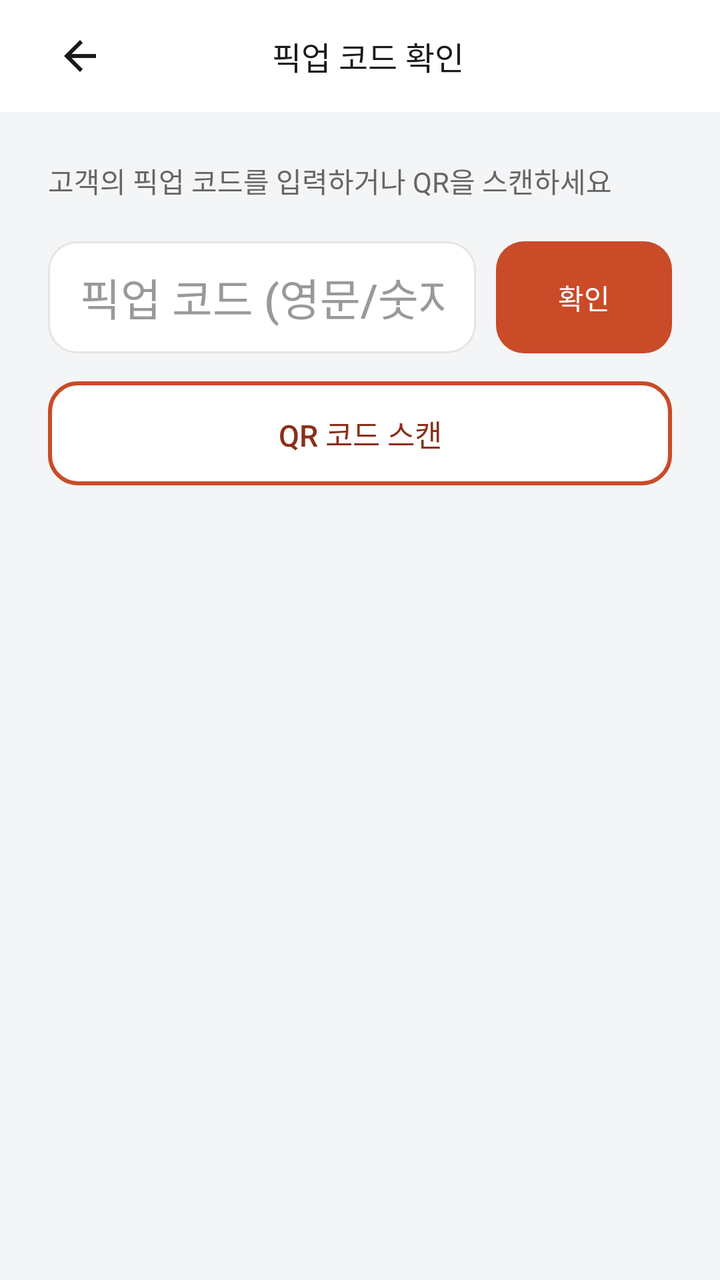
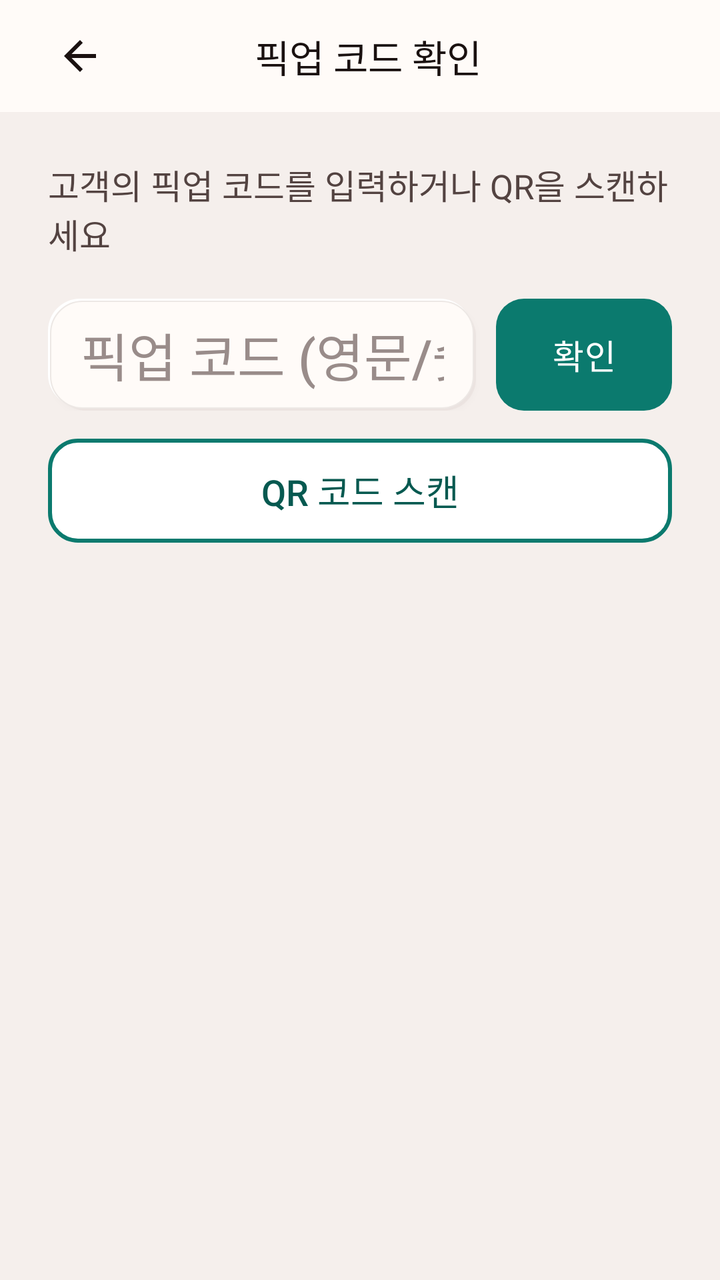

The first picture is an Android layout as it rendered before a commit; the second is the same layout after the commit. The layout source and the unified diff follow.
<!-- AndroidManifest.xml: application theme Theme.Deuktemsiru_seller -->
<!-- res/layout/activity_pickup_verify.xml -->
<?xml version="1.0" encoding="utf-8"?>
<ScrollView
    xmlns:android="http://schemas.android.com/apk/res/android"
    xmlns:app="http://schemas.android.com/apk/res-auto"
    android:layout_width="match_parent"
    android:layout_height="match_parent"
    android:background="@color/surface"
    android:fillViewport="true">

    <LinearLayout
        android:layout_width="match_parent"
        android:layout_height="wrap_content"
        android:orientation="vertical">

        
        <LinearLayout
            android:layout_width="match_parent"
            android:layout_height="56dp"
            android:orientation="horizontal"
            android:gravity="center_vertical"
            android:paddingHorizontal="16dp"
            android:background="@color/white">

            <ImageButton
                android:id="@+id/btn_back"
                android:layout_width="48dp"
                android:layout_height="48dp"
                android:src="@drawable/abc_ic_ab_back_material"
                app:tint="@color/text"
                android:background="?attr/selectableItemBackgroundBorderless"
                android:padding="12dp"
                android:scaleType="fitCenter"
                android:contentDescription="뒤로가기" />

            <TextView
                android:layout_width="0dp"
                android:layout_height="wrap_content"
                android:layout_weight="1"
                android:gravity="center"
                android:text="픽업 코드 확인"
                android:textSize="16sp"
                android:textColor="@color/text"
                android:fontFamily="sans-serif-medium" />

            <View
                android:layout_width="40dp"
                android:layout_height="40dp" />

        </LinearLayout>

        
        <LinearLayout
            android:layout_width="match_parent"
            android:layout_height="wrap_content"
            android:orientation="vertical"
            android:padding="24dp">

            <TextView
                android:layout_width="wrap_content"
                android:layout_height="wrap_content"
                android:text="고객의 픽업 코드를 입력하거나 QR을 스캔하세요"
                android:textSize="14sp"
                android:textColor="@color/text_sub"
                android:layout_marginBottom="20dp" />

            
            <LinearLayout
                android:layout_width="match_parent"
                android:layout_height="wrap_content"
                android:orientation="horizontal"
                android:gravity="center_vertical">

                <EditText
                    android:id="@+id/et_pickup_code"
                    android:layout_width="0dp"
                    android:layout_height="56dp"
                    android:layout_weight="1"
                    android:background="@drawable/bg_card_white"
                    android:hint="픽업 코드 (영문/숫자 6자리)"
                    android:digits="0123456789ABCDEFGHIJKLMNOPQRSTUVWXYZabcdefghijklmnopqrstuvwxyz"
                    android:inputType="textCapCharacters|textVisiblePassword"
                    android:maxLength="6"
                    android:paddingHorizontal="16dp"
                    android:singleLine="true"
                    android:textColor="@color/text"
                    android:textColorHint="@color/text_muted"
                    android:textSize="22sp"
                    android:fontFamily="sans-serif-medium"
                    android:gravity="center" />

                <Button
                    android:id="@+id/btn_verify"
                    android:layout_width="wrap_content"
                    android:layout_height="56dp"
                    android:layout_marginStart="10dp"
                    android:background="@drawable/bg_button_primary"
                    android:backgroundTint="@null"
                    android:insetTop="0dp"
                    android:insetBottom="0dp"
                    android:stateListAnimator="@null"
                    android:text="확인"
                    android:textColor="#FFFFFF"
                    android:textSize="14sp" />

            </LinearLayout>

            <TextView
                android:id="@+id/btn_scan_qr"
                android:layout_width="match_parent"
                android:layout_height="52dp"
                android:layout_marginTop="14dp"
                android:background="@drawable/bg_button_outline_orange"
                android:clickable="true"
                android:focusable="true"
                android:foreground="?attr/selectableItemBackground"
                android:gravity="center"
                android:text="QR 코드 스캔"
                android:textColor="@color/primary_dark"
                android:textSize="15sp"
                android:fontFamily="sans-serif-medium" />

            
            <TextView
                android:id="@+id/tv_verify_status"
                android:layout_width="match_parent"
                android:layout_height="wrap_content"
                android:layout_marginTop="16dp"
                android:textSize="15sp"
                android:fontFamily="sans-serif-medium"
                android:gravity="center"
                android:visibility="gone" />

            
            <LinearLayout
                android:id="@+id/card_result"
                android:layout_width="match_parent"
                android:layout_height="wrap_content"
                android:orientation="vertical"
                android:background="@drawable/bg_card_white"
                android:padding="16dp"
                android:layout_marginTop="16dp"
                android:visibility="gone">

                <TextView
                    android:id="@+id/tv_result_title"
                    android:layout_width="wrap_content"
                    android:layout_height="wrap_content"
                    android:text="주문 확인됨"
                    android:textSize="15sp"
                    android:textColor="@color/text"
                    android:fontFamily="sans-serif-medium"
                    android:layout_marginBottom="6dp" />

                <TextView
                    android:id="@+id/tv_result_customer_name"
                    android:layout_width="wrap_content"
                    android:layout_height="wrap_content"
                    android:textSize="13sp"
                    android:textColor="@color/text_sub"
                    android:layout_marginBottom="6dp" />

                <TextView
                    android:id="@+id/tv_result_order_number"
                    android:layout_width="wrap_content"
                    android:layout_height="wrap_content"
                    android:textSize="13sp"
                    android:textColor="@color/text_sub" />

                <TextView
                    android:id="@+id/tv_result_items"
                    android:layout_width="wrap_content"
                    android:layout_height="wrap_content"
                    android:layout_marginTop="4dp"
                    android:textSize="13sp"
                    android:textColor="@color/text_sub" />

                <TextView
                    android:id="@+id/tv_result_amount"
                    android:layout_width="wrap_content"
                    android:layout_height="wrap_content"
                    android:layout_marginTop="4dp"
                    android:textSize="14sp"
                    android:textColor="@color/text"
                    android:fontFamily="sans-serif-medium" />

                <Button
                    android:id="@+id/btn_complete"
                    android:layout_width="match_parent"
                    android:layout_height="48dp"
                    android:layout_marginTop="14dp"
                    android:background="@drawable/bg_button_primary"
                    android:backgroundTint="@null"
                    android:insetTop="0dp"
                    android:insetBottom="0dp"
                    android:stateListAnimator="@null"
                    android:text="픽업 완료 처리"
                    android:textColor="#FFFFFF"
                    android:textSize="14sp"
                    android:fontFamily="sans-serif-medium" />

            </LinearLayout>

            
            <LinearLayout
                android:id="@+id/card_completed"
                android:layout_width="match_parent"
                android:layout_height="wrap_content"
                android:orientation="vertical"
                android:background="@drawable/bg_card_white"
                android:padding="16dp"
                android:layout_marginTop="16dp"
                android:visibility="gone">

                <TextView
                    android:layout_width="wrap_content"
                    android:layout_height="wrap_content"
                    android:text="🎉 픽업 완료!"
                    android:textSize="15sp"
                    android:textColor="#2E7D32"
                    android:fontFamily="sans-serif-medium"
                    android:layout_marginBottom="12dp" />

                <LinearLayout
                    android:layout_width="match_parent"
                    android:layout_height="wrap_content"
                    android:orientation="horizontal"
                    android:gravity="center_vertical">

                    <TextView
                        android:id="@+id/tv_completed_emoji"
                        android:layout_width="44dp"
                        android:layout_height="44dp"
                        android:gravity="center"
                        android:textSize="26sp"
                        android:background="@drawable/bg_rounded_muted"
                        android:layout_marginEnd="12dp" />

                    <LinearLayout
                        android:layout_width="0dp"
                        android:layout_height="wrap_content"
                        android:layout_weight="1"
                        android:orientation="vertical">

                        <TextView
                            android:id="@+id/tv_completed_name"
                            android:layout_width="wrap_content"
                            android:layout_height="wrap_content"
                            android:textSize="14sp"
                            android:textColor="@color/text"
                            android:fontFamily="sans-serif-medium" />

                        <TextView
                            android:id="@+id/tv_completed_status"
                            android:layout_width="wrap_content"
                            android:layout_height="wrap_content"
                            android:text="픽업 완료"
                            android:textSize="12sp"
                            android:textColor="#2E7D32"
                            android:layout_marginTop="2dp" />

                    </LinearLayout>

                    <TextView
                        android:id="@+id/tv_completed_amount"
                        android:layout_width="wrap_content"
                        android:layout_height="wrap_content"
                        android:textSize="14sp"
                        android:textColor="@color/text"
                        android:fontFamily="sans-serif-medium" />

                </LinearLayout>

            </LinearLayout>

        </LinearLayout>

    </LinearLayout>

</ScrollView>
<!-- resources referenced by this layout -->
<resources>
  <color name="primary_dark">#FF8A2F19</color>
  <color name="surface">#FFF4F5F7</color>
  <color name="text">#FF1A1A1A</color>
  <color name="text_muted">#FF999999</color>
  <color name="text_sub">#FF666666</color>
  <color name="white">#FFFFFFFF</color>
  <!-- drawable bg_button_primary (drawable) -->
  <?xml version="1.0" encoding="utf-8"?>
  
  <shape xmlns:android="http://schemas.android.com/apk/res/android"
      android:shape="rectangle">
      <solid android:color="@color/primary" />
      <corners android:radius="14dp" />
  </shape>
  <!-- drawable bg_card_white (drawable) -->
  <?xml version="1.0" encoding="utf-8"?>
  
  <shape xmlns:android="http://schemas.android.com/apk/res/android"
      android:shape="rectangle">
      <solid android:color="#FFFFFF" />
      <stroke android:width="1dp" android:color="#E5E5E5" />
      <corners android:radius="14dp" />
  </shape>
  <!-- drawable bg_rounded_muted (drawable) -->
  <?xml version="1.0" encoding="utf-8"?>
  
  <shape xmlns:android="http://schemas.android.com/apk/res/android"
      android:shape="rectangle">
      <solid android:color="#F0F0F0" />
      <corners android:radius="8dp" />
  </shape>
  <style name="Theme.Deuktemsiru_seller" parent="Base.Theme.Deuktemsiru_seller" />
  <color name="primary">#FFC94B28</color>
  <style name="Base.Theme.Deuktemsiru_seller" parent="Theme.Material3.Light.NoActionBar">
          <item name="colorPrimary">@color/primary</item>
          <item name="colorPrimaryVariant">@color/primary_dark</item>
          <item name="colorOnPrimary">@color/white</item>
          <item name="colorSurface">@color/surface</item>
          <item name="android:colorBackground">@color/surface</item>
          <item name="android:fontFamily">sans-serif</item>
          <item name="bottomNavigationStyle">@style/Widget.App.BottomNav</item>
      </style>
  <style name="Widget.App.ActiveIndicator" parent="Widget.Material3.BottomNavigationView.ActiveIndicator">
          <item name="android:color">@color/primary_light</item>
      </style>
  <color name="primary_light">#FFFFE7DE</color>
  <!-- unchanged entries left out for length: 2 -->
</resources>

<!-- the commit's change to res/layout/activity_pickup_verify.xml (unified diff, before → after) -->
@@ -19,7 +19,7 @@
             android:orientation="horizontal"
             android:gravity="center_vertical"
             android:paddingHorizontal="16dp"
-            android:background="@color/white">
+            android:background="@color/surface_alt">
 
             <ImageButton
                 android:id="@+id/btn_back"
@@ -38,7 +38,7 @@
                 android:layout_weight="1"
                 android:gravity="center"
                 android:text="픽업 코드 확인"
-                android:textSize="16sp"
+                android:textSize="19sp"
                 android:textColor="@color/text"
                 android:fontFamily="sans-serif-medium" />
 
@@ -59,7 +59,7 @@
                 android:layout_width="wrap_content"
                 android:layout_height="wrap_content"
                 android:text="고객의 픽업 코드를 입력하거나 QR을 스캔하세요"
-                android:textSize="14sp"
+                android:textSize="17sp"
                 android:textColor="@color/text_sub"
                 android:layout_marginBottom="20dp" />
 
@@ -76,6 +76,7 @@
                     android:layout_height="56dp"
                     android:layout_weight="1"
                     android:background="@drawable/bg_card_white"
+    android:elevation="2dp"
                     android:hint="픽업 코드 (영문/숫자 6자리)"
                     android:digits="0123456789ABCDEFGHIJKLMNOPQRSTUVWXYZabcdefghijklmnopqrstuvwxyz"
                     android:inputType="textCapCharacters|textVisiblePassword"
@@ -84,7 +85,7 @@
                     android:singleLine="true"
                     android:textColor="@color/text"
                     android:textColorHint="@color/text_muted"
-                    android:textSize="22sp"
+                    android:textSize="26sp"
                     android:fontFamily="sans-serif-medium"
                     android:gravity="center" />
 
@@ -100,7 +101,7 @@
                     android:stateListAnimator="@null"
                     android:text="확인"
                     android:textColor="#FFFFFF"
-                    android:textSize="14sp" />
+                    android:textSize="17sp" />
 
             </LinearLayout>
 
@@ -116,7 +117,7 @@
                 android:gravity="center"
                 android:text="QR 코드 스캔"
                 android:textColor="@color/primary_dark"
-                android:textSize="15sp"
+                android:textSize="18sp"
                 android:fontFamily="sans-serif-medium" />
 
             
@@ -125,7 +126,7 @@
                 android:layout_width="match_parent"
                 android:layout_height="wrap_content"
                 android:layout_marginTop="16dp"
-                android:textSize="15sp"
+                android:textSize="18sp"
                 android:fontFamily="sans-serif-medium"
                 android:gravity="center"
                 android:visibility="gone" />
@@ -137,6 +138,7 @@
                 android:layout_height="wrap_content"
                 android:orientation="vertical"
                 android:background="@drawable/bg_card_white"
+    android:elevation="2dp"
                 android:padding="16dp"
                 android:layout_marginTop="16dp"
                 android:visibility="gone">
@@ -146,7 +148,7 @@
                     android:layout_width="wrap_content"
                     android:layout_height="wrap_content"
                     android:text="주문 확인됨"
-                    android:textSize="15sp"
+                    android:textSize="18sp"
                     android:textColor="@color/text"
                     android:fontFamily="sans-serif-medium"
                     android:layout_marginBottom="6dp" />
@@ -155,7 +157,7 @@
                     android:id="@+id/tv_result_customer_name"
                     android:layout_width="wrap_content"
                     android:layout_height="wrap_content"
-                    android:textSize="13sp"
+                    android:textSize="16sp"
                     android:textColor="@color/text_sub"
                     android:layout_marginBottom="6dp" />
 
@@ -163,7 +165,7 @@
                     android:id="@+id/tv_result_order_number"
                     android:layout_width="wrap_content"
                     android:layout_height="wrap_content"
-                    android:textSize="13sp"
+                    android:textSize="16sp"
                     android:textColor="@color/text_sub" />
 
                 <TextView
@@ -171,7 +173,7 @@
                     android:layout_width="wrap_content"
                     android:layout_height="wrap_content"
                     android:layout_marginTop="4dp"
-                    android:textSize="13sp"
+                    android:textSize="16sp"
                     android:textColor="@color/text_sub" />
 
                 <TextView
@@ -179,7 +181,7 @@
                     android:layout_width="wrap_content"
                     android:layout_height="wrap_content"
                     android:layout_marginTop="4dp"
-                    android:textSize="14sp"
+                    android:textSize="17sp"
                     android:textColor="@color/text"
                     android:fontFamily="sans-serif-medium" />
 
@@ -195,7 +197,7 @@
                     android:stateListAnimator="@null"
                     android:text="픽업 완료 처리"
                     android:textColor="#FFFFFF"
-                    android:textSize="14sp"
+                    android:textSize="17sp"
                     android:fontFamily="sans-serif-medium" />
 
             </LinearLayout>
@@ -207,6 +209,7 @@
                 android:layout_height="wrap_content"
                 android:orientation="vertical"
                 android:background="@drawable/bg_card_white"
+    android:elevation="2dp"
                 android:padding="16dp"
                 android:layout_marginTop="16dp"
                 android:visibility="gone">
@@ -215,7 +218,7 @@
                     android:layout_width="wrap_content"
                     android:layout_height="wrap_content"
                     android:text="🎉 픽업 완료!"
-                    android:textSize="15sp"
+                    android:textSize="18sp"
                     android:textColor="#2E7D32"
                     android:fontFamily="sans-serif-medium"
                     android:layout_marginBottom="12dp" />
@@ -231,7 +234,7 @@
                         android:layout_width="44dp"
                         android:layout_height="44dp"
                         android:gravity="center"
-                        android:textSize="26sp"
+                        android:textSize="31sp"
                         android:background="@drawable/bg_rounded_muted"
                         android:layout_marginEnd="12dp" />
 
@@ -245,7 +248,7 @@
                             android:id="@+id/tv_completed_name"
                             android:layout_width="wrap_content"
                             android:layout_height="wrap_content"
-                            android:textSize="14sp"
+                            android:textSize="17sp"
                             android:textColor="@color/text"
                             android:fontFamily="sans-serif-medium" />
 
@@ -254,7 +257,7 @@
                             android:layout_width="wrap_content"
                             android:layout_height="wrap_content"
                             android:text="픽업 완료"
-                            android:textSize="12sp"
+                            android:textSize="14sp"
                             android:textColor="#2E7D32"
                             android:layout_marginTop="2dp" />
 
@@ -264,7 +267,7 @@
                         android:id="@+id/tv_completed_amount"
                         android:layout_width="wrap_content"
                         android:layout_height="wrap_content"
-                        android:textSize="14sp"
+                        android:textSize="17sp"
                         android:textColor="@color/text"
                         android:fontFamily="sans-serif-medium" />
 
<!-- resource entries referenced after the edit -->
@@ -1,14 +1,14 @@
 <!-- resources referenced by this layout -->
 <resources>
-  <color name="primary_dark">#FF8A2F19</color>
-  <color name="surface">#FFF4F5F7</color>
-  <color name="text">#FF1A1A1A</color>
-  <color name="text_muted">#FF999999</color>
-  <color name="text_sub">#FF666666</color>
+  <color name="primary_dark">#065950</color>
+  <color name="surface">#FFF5EFEC</color>
+  <color name="surface_alt">#FFFFFBF8</color>
+  <color name="text">#FF1A1110</color>
+  <color name="text_muted">#FF998C8A</color>
+  <color name="text_sub">#FF534341</color>
   <color name="white">#FFFFFFFF</color>
   <!-- drawable bg_button_primary (drawable) -->
   <?xml version="1.0" encoding="utf-8"?>
-  
   <shape xmlns:android="http://schemas.android.com/apk/res/android"
       android:shape="rectangle">
       <solid android:color="@color/primary" />
@@ -16,23 +16,55 @@
   </shape>
   <!-- drawable bg_card_white (drawable) -->
   <?xml version="1.0" encoding="utf-8"?>
-  
-  <shape xmlns:android="http://schemas.android.com/apk/res/android"
-      android:shape="rectangle">
-      <solid android:color="#FFFFFF" />
-      <stroke android:width="1dp" android:color="#E5E5E5" />
-      <corners android:radius="14dp" />
-  </shape>
+  <layer-list xmlns:android="http://schemas.android.com/apk/res/android">
+      <item android:left="3dp" android:top="3dp">
+          <shape android:shape="rectangle">
+              <solid android:color="@color/neu_shadow" />
+              <corners android:radius="16dp" />
+          </shape>
+      </item>
+      <item android:right="2dp" android:bottom="2dp">
+          <shape android:shape="rectangle">
+              <solid android:color="@color/neu_highlight" />
+              <corners android:radius="16dp" />
+          </shape>
+      </item>
+      <item android:left="1dp" android:top="1dp" android:right="1dp" android:bottom="1dp">
+          <shape android:shape="rectangle">
+              <solid android:color="@color/surface_alt" />
+              <stroke android:width="0.5dp" android:color="@color/border_light" />
+              <corners android:radius="16dp" />
+          </shape>
+      </item>
+  </layer-list>
   <!-- drawable bg_rounded_muted (drawable) -->
   <?xml version="1.0" encoding="utf-8"?>
-  
-  <shape xmlns:android="http://schemas.android.com/apk/res/android"
-      android:shape="rectangle">
-      <solid android:color="#F0F0F0" />
-      <corners android:radius="8dp" />
-  </shape>
+  <layer-list xmlns:android="http://schemas.android.com/apk/res/android">
+      <item android:left="1dp" android:top="1dp">
+          <shape android:shape="rectangle">
+              <solid android:color="@color/neu_shadow" />
+              <corners android:radius="10dp" />
+          </shape>
+      </item>
+      <item android:right="1dp" android:bottom="1dp">
+          <shape android:shape="rectangle">
+              <solid android:color="@color/neu_highlight" />
+              <corners android:radius="10dp" />
+          </shape>
+      </item>
+      <item android:left="1dp" android:top="1dp" android:right="1dp" android:bottom="1dp">
+          <shape android:shape="rectangle">
+              <solid android:color="@color/surface" />
+              <stroke android:width="0.5dp" android:color="@color/border_light" />
+              <corners android:radius="10dp" />
+          </shape>
+      </item>
+  </layer-list>
   <style name="Theme.Deuktemsiru_seller" parent="Base.Theme.Deuktemsiru_seller" />
-  <color name="primary">#FFC94B28</color>
+  <color name="primary">#0B7A6E</color>
+  <color name="neu_shadow">#24C7B3AD</color>
+  <color name="neu_highlight">#FFFFFFFF</color>
+  <color name="border_light">#FFEDE8E5</color>
   <style name="Base.Theme.Deuktemsiru_seller" parent="Theme.Material3.Light.NoActionBar">
           <item name="colorPrimary">@color/primary</item>
           <item name="colorPrimaryVariant">@color/primary_dark</item>
@@ -40,12 +72,15 @@
           <item name="colorSurface">@color/surface</item>
           <item name="android:colorBackground">@color/surface</item>
           <item name="android:fontFamily">sans-serif</item>
+          <item name="android:navigationBarColor">@color/surface_alt</item>
+          <item name="android:statusBarColor" tools:targetApi="l">@color/surface_alt</item>
+          <item name="android:windowLightStatusBar" tools:targetApi="m">true</item>
           <item name="bottomNavigationStyle">@style/Widget.App.BottomNav</item>
       </style>
   <style name="Widget.App.ActiveIndicator" parent="Widget.Material3.BottomNavigationView.ActiveIndicator">
           <item name="android:color">@color/primary_light</item>
       </style>
-  <color name="primary_light">#FFFFE7DE</color>
+  <color name="primary_light">#C8EDEA</color>
   <!-- unchanged entries left out for length: 2 -->
 </resources>
 
